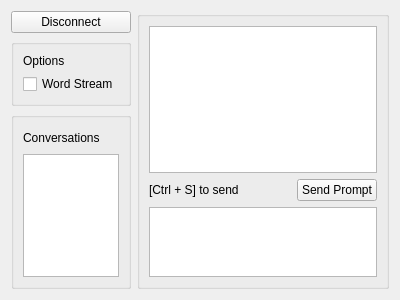
This is OllamaGui/src/ui/chat.ui in akamlah/ollama-gui as Qt 5 draws it before an edit. The edited form follows.
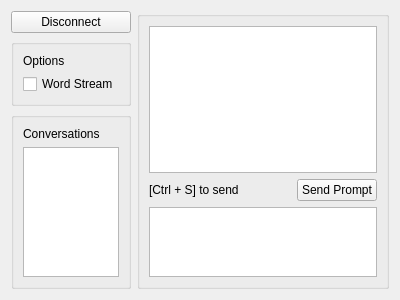
This is the edited form.

Diff of the .ui file:
```diff
--- a/OllamaGui/src/ui/chat.ui
+++ b/OllamaGui/src/ui/chat.ui
@@ -105,7 +105,7 @@
                                 <!-- <property name="title">
                                     <string>Conversations</string>
                                 </property> -->
-                                <layout class="QVBoxLayout" name="verticalLayout_278" stretch="1,6">
+                                <layout class="QVBoxLayout" name="verticalLayout_278" stretch="1,20">
                                     <item>
                                         <widget class="QLabel" name="ConversationsLabel">
                                             <property name="text">
```
Left out of the diff: 4 changed lines with no effect on the pictures.
